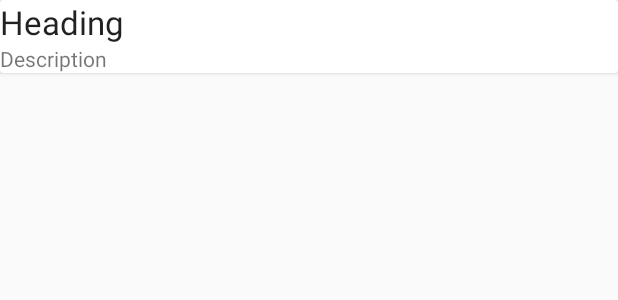
After one commit to AlexPerez78/DuelApp, an Android app: the layout banlist_items.xml on its own in the app's theme, with its tools: preview values and no code run, on a phone screen of 412 x 824 dp. The commit adds this screen. Shown: the top 300 px of the screen. Run offline under Robolectric (Android 15) with nearby library versions, the phone set to English and light mode, and no system bars.

Commit message:
BanList Activity Page Created
1) RecycleVIewer in the works
2) Created CSV -> JSON File Already
3) now to use Mongo or MYSQL for data handling

```diff
--- a/app/build.gradle
+++ b/app/build.gradle
@@ -27,6 +27,7 @@ dependencies {
     compile 'com.android.support:appcompat-v7:24.2.1'
     compile 'com.android.support:design:24.2.1'
     compile 'com.android.support:cardview-v7:24.2.1'
+    compile 'com.android.support:recyclerview-v7:24.2.1'
     compile 'com.android.support.constraint:constraint-layout:1.0.2'
     testCompile 'junit:junit:4.12'
 }
--- a/app/src/main/AndroidManifest.xml
+++ b/app/src/main/AndroidManifest.xml
@@ -15,9 +15,11 @@
                 <category android:name="android.intent.category.LAUNCHER" />
             </intent-filter>
         </activity>
-        <activity android:name=".MyAccount"
+        <activity
+            android:name=".MyAccount"
             android:label="@string/account_name"
-            android:theme="@style/NoBarTheme"> </activity>
+            android:theme="@style/NoBarTheme"></activity>
+        <activity android:name=".BanList"></activity>
     </application>
 
 </manifest>
--- a/app/src/main/java/com/example/alexperez/duelapp/MainActivity.java
+++ b/app/src/main/java/com/example/alexperez/duelapp/MainActivity.java
@@ -38,7 +38,7 @@ public class MainActivity extends AppCompatActivity {
                             break;
 
                         case(R.id.nav_banlist):
-                            Intent banlistActivity = new Intent(getApplicationContext(),MainActivity.class);
+                            Intent banlistActivity = new Intent(getApplicationContext(),BanList.class);
                             startActivity(banlistActivity);
                             break;
 
--- /dev/null
+++ b/app/src/main/res/layout/banlist_items.xml
@@ -0,0 +1,31 @@
+<?xml version="1.0" encoding="utf-8"?>
+<LinearLayout xmlns:android="http://schemas.android.com/apk/res/android"
+    android:orientation="vertical" android:layout_width="match_parent"
+    android:layout_height="match_parent">
+
+    <android.support.v7.widget.CardView
+        android:layout_width="match_parent"
+        android:layout_height="wrap_content">
+
+        <LinearLayout
+            android:orientation="vertical"
+            android:layout_width="match_parent"
+            android:layout_height="wrap_content">
+            <TextView
+                android:id="@+id/textViewHeading"
+                android:text="Heading"
+                android:textAppearance="@style/Base.TextAppearance.AppCompat.Large"
+                android:layout_width="match_parent"
+                android:layout_height="wrap_content" />
+
+            <TextView
+                android:id="@+id/textViewDesc"
+                android:text="Description"
+                android:layout_width="match_parent"
+                android:layout_height="wrap_content" />
+
+        </LinearLayout>
+
+    </android.support.v7.widget.CardView>
+
+</LinearLayout>
```
Also changed, not shown: app/src/main/java/com/example/alexperez/duelapp/BanList.java (added, +13 -0 lines), app/src/main/res/layout/activity_ban_list.xml (added, +30 -0 lines).
